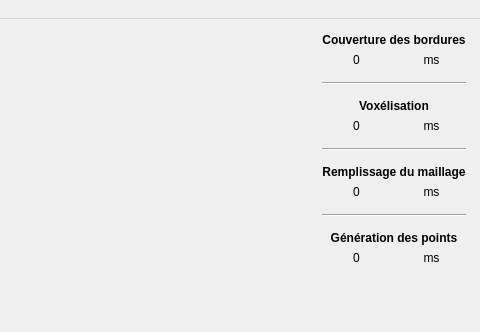
Before: the Qt Designer form mainwindow.ui in Anthiel/TER_Voxelisation, drawn with Qt 5; both pictures show x 254 to 734 and y 0 to 332 of the 734 by 473 pixel window.
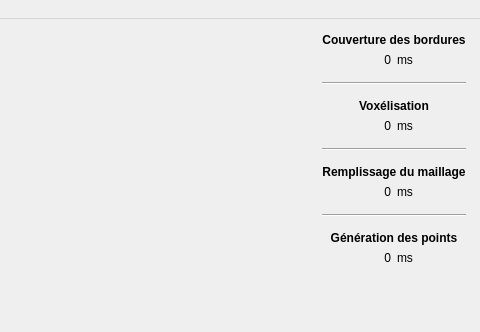
After: the same form once the commit is applied. Custom widgets are drawn as their Qt base class.

Commit message: Finalisation projet + cleanup

Diff of the .ui file:
```diff
--- a/mainwindow.ui
+++ b/mainwindow.ui
@@ -295,7 +295,7 @@
             <string>0</string>
            </property>
            <property name="alignment">
-            <set>Qt::AlignCenter</set>
+            <set>Qt::AlignRight|Qt::AlignTrailing|Qt::AlignVCenter</set>
            </property>
           </widget>
          </item>
@@ -305,7 +305,7 @@
             <string>ms</string>
            </property>
            <property name="alignment">
-            <set>Qt::AlignCenter</set>
+            <set>Qt::AlignLeading|Qt::AlignLeft|Qt::AlignVCenter</set>
            </property>
           </widget>
          </item>
@@ -348,7 +348,7 @@
             <string>0</string>
            </property>
            <property name="alignment">
-            <set>Qt::AlignCenter</set>
+            <set>Qt::AlignRight|Qt::AlignTrailing|Qt::AlignVCenter</set>
            </property>
           </widget>
          </item>
@@ -358,7 +358,7 @@
             <string>ms</string>
            </property>
            <property name="alignment">
-            <set>Qt::AlignCenter</set>
+            <set>Qt::AlignLeading|Qt::AlignLeft|Qt::AlignVCenter</set>
            </property>
           </widget>
          </item>
@@ -401,7 +401,7 @@
             <string>0</string>
            </property>
            <property name="alignment">
-            <set>Qt::AlignCenter</set>
+            <set>Qt::AlignRight|Qt::AlignTrailing|Qt::AlignVCenter</set>
            </property>
           </widget>
          </item>
@@ -411,7 +411,7 @@
             <string>ms</string>
            </property>
            <property name="alignment">
-            <set>Qt::AlignCenter</set>
+            <set>Qt::AlignLeading|Qt::AlignLeft|Qt::AlignVCenter</set>
            </property>
           </widget>
          </item>
@@ -454,7 +454,7 @@
             <string>0</string>
            </property>
            <property name="alignment">
-            <set>Qt::AlignCenter</set>
+            <set>Qt::AlignRight|Qt::AlignTrailing|Qt::AlignVCenter</set>
            </property>
           </widget>
          </item>
@@ -464,7 +464,7 @@
             <string>ms</string>
            </property>
            <property name="alignment">
-            <set>Qt::AlignCenter</set>
+            <set>Qt::AlignLeading|Qt::AlignLeft|Qt::AlignVCenter</set>
            </property>
           </widget>
          </item>
```
The commit also changes 2 other files.
